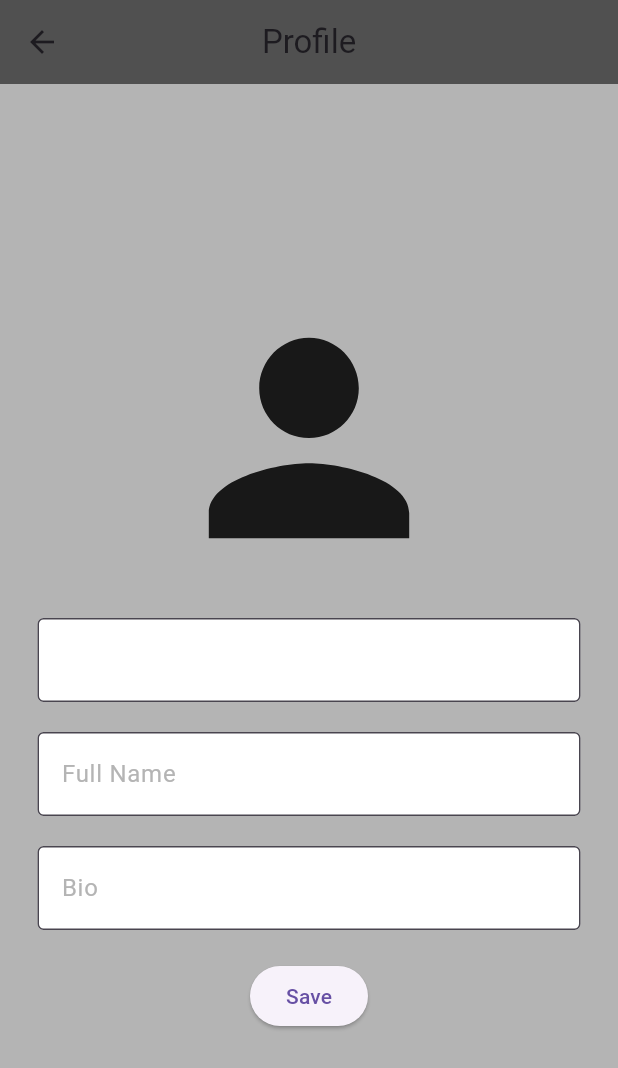
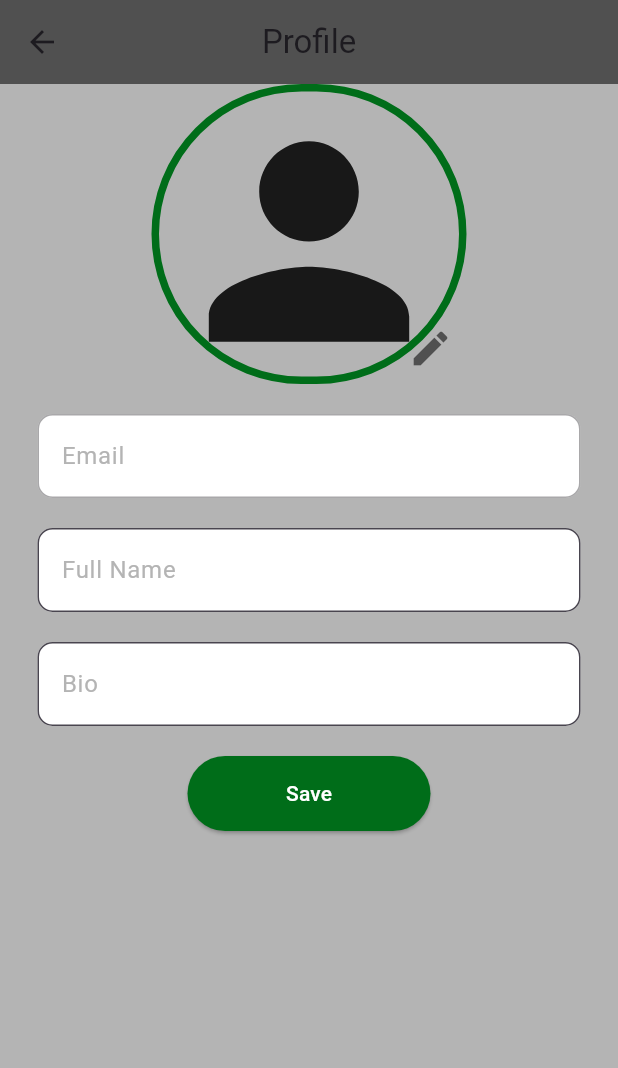
Before and after one commit to lAhmadBakkarl/flutter-social-app, a Flutter app: the screen it shows once a user with an empty profile is signed in, after a tap on the "person" icon, on a phone screen of 412 x 824 dp. Shown: the top 1068 px of the screen. Run offline on Flutter 3.47's test engine with Material 3 defaults, Android fonts, the phone set to English and light mode, and no system bars; our stand-ins replace cloud_firestore, firebase_auth, firebase_core, firebase_storage, flutter_easyloading, get and 2 more; accounts and stored records are empty.

Commit message:
implemented the profile managment page

```diff
--- /dev/null
+++ b/social_app/lib/Models/auth_user.dart
@@ -0,0 +1,6 @@
+import 'package:firebase_auth/firebase_auth.dart';
+
+class AuthUser {
+  String uid = FirebaseAuth.instance.currentUser!.uid;
+  String email = FirebaseAuth.instance.currentUser!.email!;
+}
--- /dev/null
+++ b/social_app/lib/Models/firebase_response.dart
@@ -0,0 +1,6 @@
+class myFirebaseResponse {
+  bool success;
+  String message;
+
+  myFirebaseResponse(this.success, this.message);
+}
--- a/social_app/lib/Models/my_user.dart
+++ b/social_app/lib/Models/my_user.dart
@@ -1,7 +1,9 @@
+import 'Auth_user.dart';
+
 class myUser {
+  String? uid = AuthUser().uid;
   String? name;
-  String? email;
-  String userName;
+  String? email = AuthUser().email;
   String? bio;
   String? profilePic;
   int followers = 0;
@@ -9,13 +11,11 @@ class myUser {
   int following = 0;
   List<String> followingList = [];
   List<String> posts = [];
-  List<String> likes = [];
-  List<String> comments = [];
 
-  myUser(
-      {this.name,
-      required this.email,
-      required this.userName,
+  myUser({
+    this.name,
+    this.email,
+    this.uid,
     this.bio,
     this.profilePic,
     this.followers = 0,
@@ -23,29 +23,26 @@ class myUser {
     this.following = 0,
     this.followingList = const [],
     this.posts = const [],
-      this.likes = const [],
-      this.comments = const []});
+  });
 
   factory myUser.fromJson(Map<String, dynamic> json) {
     return myUser(
-      userName: json['userName'] as String,
-      name: json['name'] as String,
-      email: json['email'] as String,
-      bio: json['bio'] as String,
+      uid: json['uid'] as String? ?? '',
+      name: json['name'] as String? ?? '',
+      email: json['email'] as String? ?? '',
+      bio: json['bio'] as String? ?? '',
       profilePic: json['profilePic'] as String? ?? '',
-      followers: json['followers'] as int,
-      followersList: json['followersList'] as List<String>,
-      following: json['following'] as int,
-      followingList: json['followingList'] as List<String>,
-      posts: json['posts'] as List<String>,
-      likes: json['likes'] as List<String>,
-      comments: json['comments'] as List<String>,
+      followers: json['followers'] as int? ?? 0,
+      followersList: List<String>.from(json['followersList'] ?? []),
+      following: json['following'] as int? ?? 0,
+      followingList: List<String>.from(json['followingList'] ?? []),
+      posts: List<String>.from(json['posts'] ?? []),
     );
   }
 
   Map<String, dynamic> toJson() {
     return {
-      'userName': userName,
+      'uid': uid,
       'name': name,
       'email': email,
       'bio': bio,
@@ -54,9 +51,7 @@ class myUser {
       'followersList': followersList,
       'following': following,
       'followingList': followingList,
-      'posts': posts,
-      'likes': likes,
-      'comments': comments
+      'posts': posts
     };
   }
 }
--- /dev/null
+++ b/social_app/lib/Models/upload_response.dart
@@ -0,0 +1,6 @@
+class UploadResponse {
+  String? imageUrl;
+  bool success;
+  UploadResponse(
+      {this.imageUrl, required this.success, required String message});
+}
--- a/social_app/lib/Services/firestore_service.dart
+++ b/social_app/lib/Services/firestore_service.dart
@@ -0,0 +1,77 @@
+import 'package:cloud_firestore/cloud_firestore.dart';
+import 'package:social_app/Models/my_user.dart';
+
+import '../Constants/Constants.dart';
+
+class FirestoreService {
+  FirebaseFirestore firestore = FirebaseFirestore.instance;
+  static CollectionReference users =
+      FirebaseFirestore.instance.collection(usersCollection);
+
+  static Future<bool> createUser(String uid, String email) async {
+    try {
+      await users.doc(uid).set({
+        'uid': uid,
+        'email': email,
+      });
+
+      return true;
+    } catch (e) {
+      print(e);
+      return false;
+    }
+  }
+
+  static Future<bool> updateUser(String uid, String name, String bio) async {
+    try {
+      await users.doc(uid).update({
+        'name': name,
+        'bio': bio,
+      });
+      return true;
+    } catch (e) {
+      print(e);
+      return false;
+    }
+  }
+
+  static Future<bool> updateProfilePic(String uid, String profilePic) async {
+    try {
+      await users.doc(uid).update({
+        'profilePic': profilePic,
+      });
+      return true;
+    } catch (e) {
+      print(e);
+      return false;
+    }
+  }
+
+  static Future<myUser?> fetchUserData(String uid) async {
+    try {
+      DocumentSnapshot userDocument = await users.doc(uid).get();
+      if (userDocument.exists) {
+        print("User exists : $userDocument");
+        return myUser.fromJson(userDocument.data() as Map<String, dynamic>);
+      } else {
+        print("User doesn't exist");
+        return null;
+      }
+    } catch (e) {
+      print(e);
+      return null;
+    }
+  }
+
+  static Future<void> updateUserProfile(
+      {required String uid, required String name, required String bio}) async {
+    try {
+      await users.doc(uid).update({
+        'name': name,
+        'bio': bio,
+      });
+    } catch (e) {
+      print(e);
+    }
+  }
+}
--- a/social_app/lib/Widgets/social_button.dart
+++ b/social_app/lib/Widgets/social_button.dart
@@ -1,11 +1,11 @@
 import 'package:flutter/material.dart';
 
-class Button extends StatelessWidget {
+class myButton extends StatelessWidget {
   final String text;
   final Color color;
   final Function()? onPressed;
 
-  const Button(
+  const myButton(
       {super.key,
       required this.text,
       required this.color,
--- a/social_app/lib/Widgets/text_field.dart
+++ b/social_app/lib/Widgets/text_field.dart
@@ -5,12 +5,14 @@ class MyTextField extends StatelessWidget {
   final TextEditingController controller;
   final String hintText;
   final bool obscureText;
+  final bool isEnabled;
 
   const MyTextField(
       {super.key,
       required this.controller,
       required this.hintText,
-      required this.obscureText});
+      required this.obscureText,
+      required this.isEnabled});
 
   @override
   Widget build(BuildContext context) {
@@ -18,11 +20,14 @@ class MyTextField extends StatelessWidget {
         controller: controller,
         decoration: InputDecoration(
           hintText: hintText,
-          border: OutlineInputBorder(),
+          border: OutlineInputBorder(
+            borderRadius: BorderRadius.circular(10.0),
+          ),
           fillColor: AppColors.lightPrimary,
           filled: true,
           hintStyle: const TextStyle(color: AppColors.greyColor),
         ),
-        obscureText: obscureText);
+        obscureText: obscureText,
+        enabled: isEnabled);
   }
 }
--- a/social_app/lib/main.dart
+++ b/social_app/lib/main.dart
@@ -1,5 +1,6 @@
 import 'package:firebase_core/firebase_core.dart';
 import 'package:flutter/material.dart';
+import 'package:flutter_easyloading/flutter_easyloading.dart';
 import 'package:get/get.dart';
 import 'package:social_app/firebase_options.dart';
 import 'package:social_app/views/auth.dart';
@@ -17,9 +18,10 @@ class MyApp extends StatelessWidget {
 
   @override
   Widget build(BuildContext context) {
-    return const GetMaterialApp(
+    return GetMaterialApp(
       debugShowCheckedModeBanner: false,
       home: Auth(),
+      builder: EasyLoading.init(),
     );
   }
 }
--- /dev/null
+++ b/social_app/lib/view_models/profile_view_model.dart
@@ -0,0 +1,67 @@
+import 'dart:io';
+import 'package:get/get.dart';
+import 'package:social_app/Models/my_user.dart';
+import 'package:social_app/Models/upload_response.dart';
+import '../Models/auth_user.dart';
+import '../Services/firestore_service.dart';
+import '../helpers/image_upload.dart';
+
+class ProfileViewModel extends GetxController {
+  myUser? firebaseUser;
+  AuthUser authUser = AuthUser();
+
+  // Function to upload profile picture
+  Future<UploadResponse> updateProfilePic(File? imageFile) async {
+    String? imageUrl;
+    if (imageFile != null) {
+      imageUrl = await ImageUpload.uploadImage(imageFile);
+    }
+    try {
+      await FirestoreService.updateProfilePic(authUser.uid, imageUrl!);
+
+      if (firebaseUser != null) {
+        firebaseUser!.profilePic = imageUrl;
+      }
+
+      update();
+      return UploadResponse(success: true, message: imageUrl);
+    } catch (e) {
+      print(e);
+      return UploadResponse(success: false, message: e.toString());
+    }
+  }
+
+  Future<myUser?> fetchUserData() async {
+    try {
+      // Fetch the user object from FirestoreService and assign it to firebaseUser
+      firebaseUser = await FirestoreService.fetchUserData(authUser.uid);
+
+      if (firebaseUser != null) {
+        print("User fetched: ${firebaseUser!.name}");
+        update();
+        return firebaseUser;
+      }
+      return null;
+    } catch (e) {
+      print("Error fetching user data: $e");
+      return null;
+    }
+  }
+
+  Future<bool> updateUser(String name, String bio) async {
+    try {
+      await FirestoreService.updateUserProfile(
+          uid: authUser.uid, name: name, bio: bio);
+      if (firebaseUser != null) {
+        firebaseUser!.name = name;
+        firebaseUser!.bio = bio;
+        update();
+        return true;
+      }
+      return false;
+    } catch (e) {
+      print("Error updating user data: $e");
+      return false;
+    }
+  }
+}
--- a/social_app/lib/views/Profile.dart
+++ b/social_app/lib/views/Profile.dart
@@ -1,28 +1,87 @@
-import 'package:firebase_auth/firebase_auth.dart';
+import 'dart:io';
 import 'package:flutter/material.dart';
-import 'package:social_app/Models/my_user.dart';
+import 'package:get/get.dart';
+import 'package:image_picker/image_picker.dart';
+import 'package:social_app/Widgets/social_button.dart';
 import 'package:social_app/Widgets/text_field.dart';
+import 'package:social_app/view_models/profile_view_model.dart';
 import '../Constants/AppColors.dart';
+import '../Models/auth_user.dart';
+import 'package:loading_animation_widget/loading_animation_widget.dart';
 
-class profilePage extends StatelessWidget {
-  final User user = FirebaseAuth.instance.currentUser!;
-  profilePage({
-    super.key,
+class profilePage extends StatefulWidget {
+  const profilePage({super.key});
+
+  @override
+  State<profilePage> createState() => _profilePageState();
+}
+
+class _profilePageState extends State<profilePage> {
+  final AuthUser authUser = AuthUser();
+  final ProfileViewModel profileController =
+      Get.isRegistered<ProfileViewModel>()
+          ? Get.find<ProfileViewModel>()
+          : Get.put(ProfileViewModel());
+
+  bool isUploading = false;
+  File? profilePic;
+  final ImagePicker _picker = ImagePicker();
+
+  @override
+  void initState() {
+    super.initState();
+    profileController.fetchUserData();
+  }
+
+  void imagePicker() async {
+    try {
+      final pickedImage = await _picker.pickImage(source: ImageSource.gallery);
+      if (pickedImage != null) {
+        setState(() {
+          isUploading = true;
         });
+
+        try {
+          final response =
+              await profileController.updateProfilePic(File(pickedImage.path));
+
+          if (response.success) {
+            print('Image uploaded successfully:');
+          } else {
+            print('Upload failed');
+          }
+        } catch (e) {
+          print('Error during upload: $e');
+        } finally {
+          setState(() {
+            isUploading = false;
+          });
+        }
+      } else {
+        print('No image selected.');
+      }
+    } catch (e) {
+      print('Error selecting image: $e');
+    }
+  }
+
+  void saveUser(String? name, String? bio) async {
+    try {
+      await profileController.updateUser(name!, bio!);
+      print('Profile updated');
+    } catch (e) {
+      print(e);
+    }
+  }
 
   @override
   Widget build(BuildContext context) {
-    final emailTextFieldController = TextEditingController(text: user.email);
-    final nameTextFieldController = TextEditingController();
-    final bioTextFieldController = TextEditingController();
-    final userNameTextFieldController = TextEditingController();
-    final myUser Myuser = myUser(
-      email: user.email,
-      userName: userNameTextFieldController.text,
-    );
-    TextEditingController(text: Myuser.userName);
-
-    void saveUser() {}
+    final emailTextFieldController =
+        TextEditingController(text: profileController.firebaseUser?.email);
+    final nameTextFieldController =
+        TextEditingController(text: profileController.firebaseUser?.name);
+    final bioTextFieldController =
+        TextEditingController(text: profileController.firebaseUser?.bio);
 
     return Scaffold(
       backgroundColor: AppColors.greyColor,
@@ -32,40 +91,106 @@ class profilePage extends StatelessWidget {
         backgroundColor: AppColors.darkGreyColor,
         elevation: 0,
       ),
-      body: Center(
+      body: SingleChildScrollView(
+        child: Center(
           child: Padding(
             padding: const EdgeInsets.symmetric(horizontal: 25.0),
             child: Column(
               mainAxisAlignment: MainAxisAlignment.center,
               children: [
                 const SizedBox(),
-              Myuser.profilePic != null && Myuser.profilePic!.isNotEmpty
-                  ? Image.network(Myuser.profilePic!, fit: BoxFit.cover)
-                  : const Icon(
+                GetBuilder<ProfileViewModel>(
+                    init: profileController,
+                    builder: (controller) {
+                      if (controller.firebaseUser == null) {
+                        // showLoader('Fetching user data...');
+                      }
+                      return Stack(
+                        children: [
+                          controller.firebaseUser?.profilePic != null &&
+                                  controller
+                                      .firebaseUser!.profilePic!.isNotEmpty
+                              ? Container(
+                                  height: 200,
+                                  decoration: BoxDecoration(
+                                    borderRadius: BorderRadius.circular(100),
+                                    border: Border.all(
+                                      color: AppColors.greenColor,
+                                      width: 5,
+                                    ),
+                                  ),
+                                  child: ClipOval(
+                                    child: Image.network(
+                                      controller.firebaseUser!.profilePic!,
+                                      fit: BoxFit.cover,
+                                      width: 200,
+                                      height: 200,
+                                    ),
+                                  ),
+                                )
+                              : Container(
+                                  height: 200,
+                                  decoration: BoxDecoration(
+                                    borderRadius: BorderRadius.circular(100),
+                                    border: Border.all(
+                                      color: AppColors.greenColor,
+                                      width: 5,
+                                    ),
+                                  ),
+                                  child: const Icon(
                                     Icons.person,
                                     size: 200,
                                   ),
+                                ),
+                          Positioned(
+                            bottom: 0,
+                            right: 0,
+                            child: IconButton(
+                              icon: const Icon(
+                                Icons.edit,
+                                size: 30,
+                                color: AppColors.darkGreyColor,
+                              ),
+                              onPressed: imagePicker,
+                            ),
+                          ),
+                        ],
+                      );
+                    }),
                 const SizedBox(height: 20),
                 MyTextField(
                     controller: emailTextFieldController,
-                  hintText: "",
-                  obscureText: false),
-              SizedBox(height: 20),
+                    hintText: "Email",
+                    obscureText: false,
+                    isEnabled: false),
+                const SizedBox(height: 20),
                 MyTextField(
                     controller: nameTextFieldController,
                     hintText: "Full Name",
-                  obscureText: false),
-              SizedBox(height: 20),
+                    obscureText: false,
+                    isEnabled: true),
+                const SizedBox(height: 20),
                 MyTextField(
                     controller: bioTextFieldController,
                     hintText: "Bio",
-                  obscureText: false),
-              SizedBox(height: 20),
-              ElevatedButton(
-                onPressed: saveUser,
-                child: const Text("Save"),
+                    obscureText: false,
+                    isEnabled: true),
+                const SizedBox(height: 20),
+                myButton(
+                  text: "Save",
+                  color: AppColors.greenColor,
+                  onPressed: () => saveUser(nameTextFieldController.text,
+                      bioTextFieldController.text),
+                ),
+                if (isUploading)
+                  Center(
+                    child: LoadingAnimationWidget.staggeredDotsWave(
+                      color: AppColors.greenColor,
+                      size: 50,
+                    ),
                   ),
               ],
+            ),
           ),
         ),
       ),
--- a/social_app/lib/views/sign_in_screen.dart
+++ b/social_app/lib/views/sign_in_screen.dart
@@ -25,11 +25,12 @@ class _SignInScreenState extends State<SignInScreen> {
 
     if (emailTextController.text.isNotEmpty &&
         passwordTextController.text.isNotEmpty) {
-      if (await AuthViewModel.signIn(
-          emailTextController.text, passwordTextController.text)) {
-        showSnackBar('Success', 'You are logged in successfully', true, 1);
+      final response = await AuthViewModel.signIn(
+          emailTextController.text, passwordTextController.text);
+      if (response.success) {
+        showSnackBar('Success', 'You are logged in successfully', true, 3);
       } else {
-        showSnackBar('Error', 'Wrong email or password', false, 2);
+        showSnackBar('Error', response.message, false, 4);
       }
       if (context.mounted) {
         Navigator.pop(context);
@@ -38,7 +39,7 @@ class _SignInScreenState extends State<SignInScreen> {
       if (context.mounted) {
         Navigator.pop(context);
       }
-      showSnackBar('Error', 'Please fill all the fields', false, 2);
+      showSnackBar('Error', 'Please fill all the fields', false, 3);
     }
   }
 
@@ -64,19 +65,23 @@ class _SignInScreenState extends State<SignInScreen> {
                 //email textfield
                 SizedBox(height: 30),
                 MyTextField(
-                    controller: emailTextController,
-                    hintText: "Enter your email",
-                    obscureText: false),
+                  controller: emailTextController,
+                  hintText: "Enter your email",
+                  obscureText: false,
+                  isEnabled: true,
+                ),
                 //password textfield
                 SizedBox(height: 15),
                 MyTextField(
-                    controller: passwordTextController,
-                    hintText: "Enter your password",
-                    obscureText: true),
+                  controller: passwordTextController,
+                  hintText: "Enter your password",
+                  obscureText: true,
+                  isEnabled: true,
+                ),
 
                 //login button
                 SizedBox(height: 15),
-                Button(
+                myButton(
                     text: "Sign In",
                     color: AppColors.blueColor,
                     onPressed: signIn),
--- a/social_app/lib/views/sign_up_screen.dart
+++ b/social_app/lib/views/sign_up_screen.dart
@@ -28,35 +28,21 @@ class _SignUpScreenState extends State<SignUpScreen> {
   }
 
   void signUp() async {
-    showDialog(
-      context: context,
-      builder: (context) {
-        return const Center(
-          child: CircularProgressIndicator(),
-        );
-      },
-    );
     if (fieldsValidation()) {
       if (confirmpasswordTextController.text == passwordTextController.text) {
+        showLoader("Creating account...");
         if (await AuthViewModel.signUp(
             emailTextController.text, passwordTextController.text)) {
           showSnackBar("Success", "Account created", true, 1);
+          hideLoader();
         } else {
-          if (context.mounted) {
-            Navigator.pop(context);
-          }
+          hideLoader();
           showSnackBar("Error", "Something went wrong", false, 2);
         }
       } else {
-        if (context.mounted) {
-          Navigator.pop(context);
-        }
         showSnackBar("Error", "Passwords don't match", false, 2);
       }
     } else {
-      if (context.mounted) {
-        Navigator.pop(context);
-      }
       showSnackBar("Error", "Please fill all the fields", false, 2);
     }
   }
@@ -85,24 +71,27 @@ class _SignUpScreenState extends State<SignUpScreen> {
                 MyTextField(
                     controller: emailTextController,
                     hintText: "Enter your email",
-                    obscureText: false),
+                    obscureText: false,
+                    isEnabled: true),
                 //password textfield
                 const SizedBox(height: 15),
                 MyTextField(
                     controller: passwordTextController,
                     hintText: "Enter your password",
-                    obscureText: true),
+                    obscureText: true,
+                    isEnabled: true),
 
                 const SizedBox(height: 15),
                 //confirm password textfield
                 MyTextField(
                     controller: confirmpasswordTextController,
                     hintText: "Re-enter your password",
-                    obscureText: true),
+                    obscureText: true,
+                    isEnabled: true),
 
                 //signup button
                 const SizedBox(height: 15),
-                Button(
+                myButton(
                     text: "Sign Up",
                     color: AppColors.blueColor,
                     onPressed: signUp),
--- a/social_app/pubspec.yaml
+++ b/social_app/pubspec.yaml
@@ -43,6 +43,8 @@ dependencies:
   firebase_messaging: ^15.1.2
   get: ^4.6.6
   change_app_package_name: ^1.4.0
+  flutter_easyloading: ^3.0.5
+  loading_animation_widget: ^1.2.1
 
 dev_dependencies:
   flutter_test:
```
Also changed, not shown: social_app/lib/Constants/Constants.dart (+12 -1 lines), social_app/lib/Services/firebase_auth.dart (+10 -5 lines), social_app/lib/Widgets/image_upload.dart (added, +17 -0 lines), social_app/lib/helpers/image_upload.dart (added, +33 -0 lines), social_app/lib/view_models/auth_view_model.dart (+9 -6 lines), social_app/pubspec.lock. Lines whose indentation alone changed are shown as unchanged.
